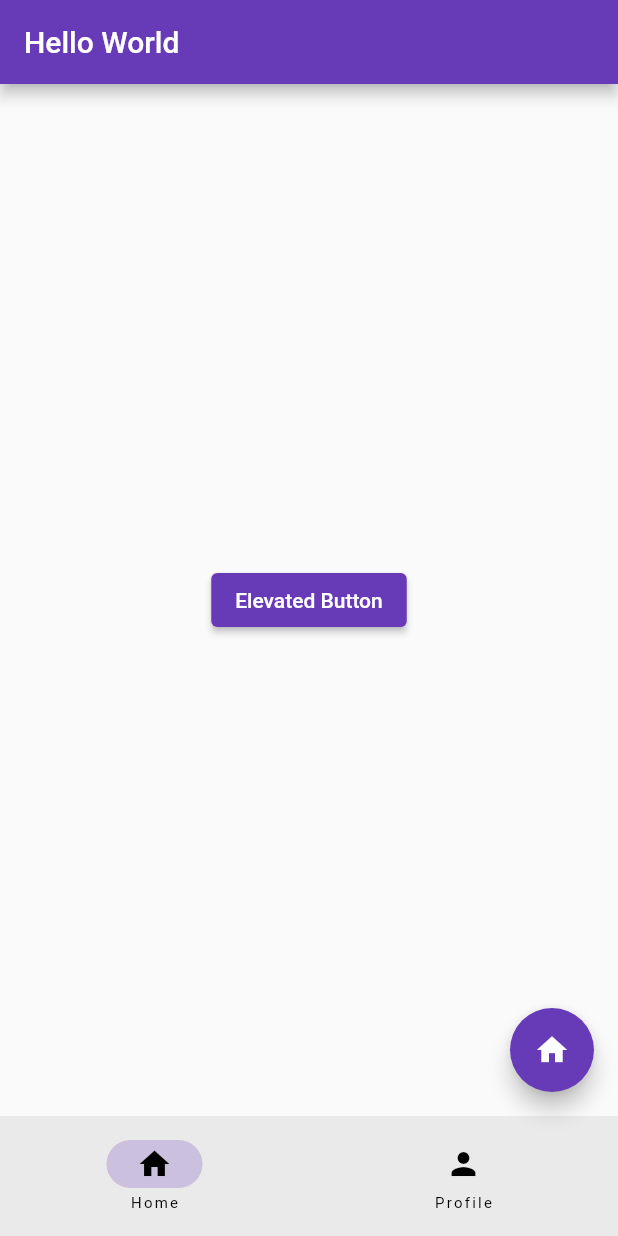
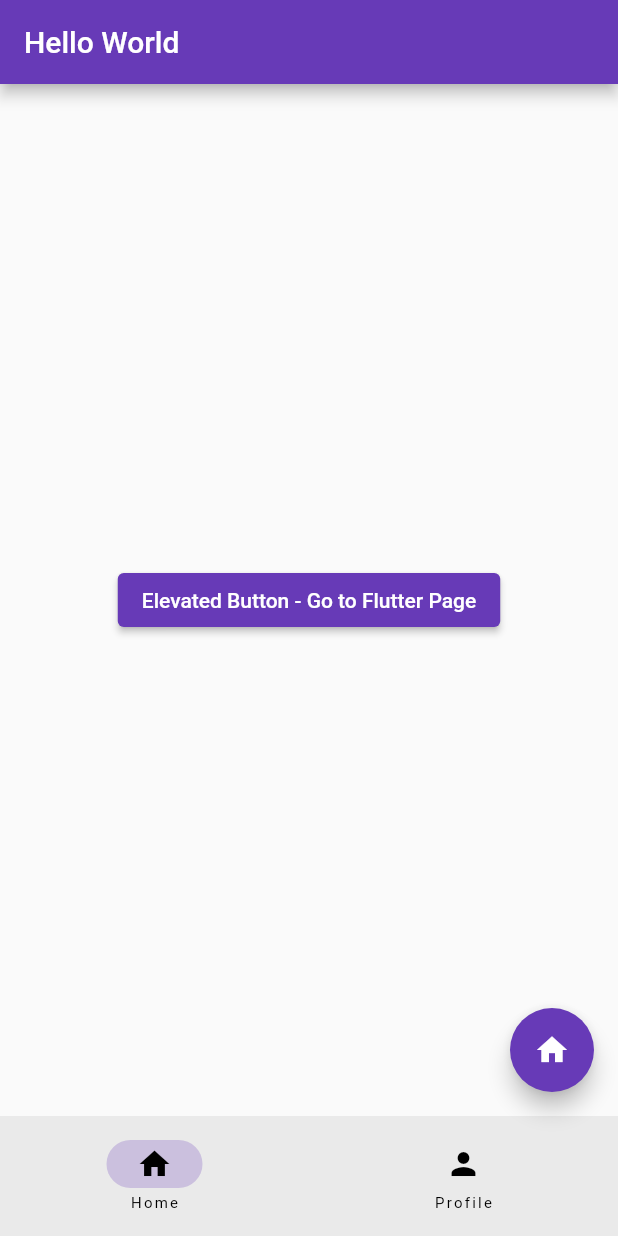
Before and after one commit to maikolcw/flutterDemo, a Flutter app: the screen it shows after launch, on a phone screen of 412 x 824 dp. Run offline on Flutter 3.47's test engine with Material 2 defaults, Android fonts, the phone set to English and light mode, and no system bars.

Commit message:
added switch handler for elevated button color change

```diff
--- a/lib/flutter_page.dart
+++ b/lib/flutter_page.dart
@@ -51,6 +51,9 @@ class _FlutterPageState extends State<FlutterPage> {
             ),
           ),
           ElevatedButton(
+            style: ElevatedButton.styleFrom(
+              backgroundColor: isSwitch ? Colors.blue : Colors.deepPurple,
+            ),
             onPressed: () {
               debugPrint("You pressed the Elevated Button");
             },
--- a/lib/home_page.dart
+++ b/lib/home_page.dart
@@ -17,7 +17,7 @@ class HomePage extends StatelessWidget {
             ),
           );
         },
-        child: const Text("Elevated Button"),
+        child: const Text("Elevated Button - Go to Flutter Page"),
       ),
     );
   }
```
